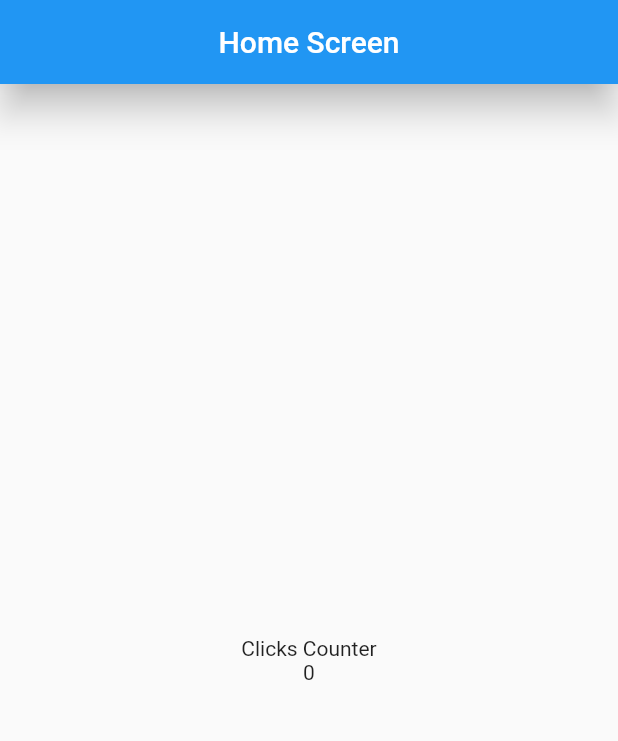
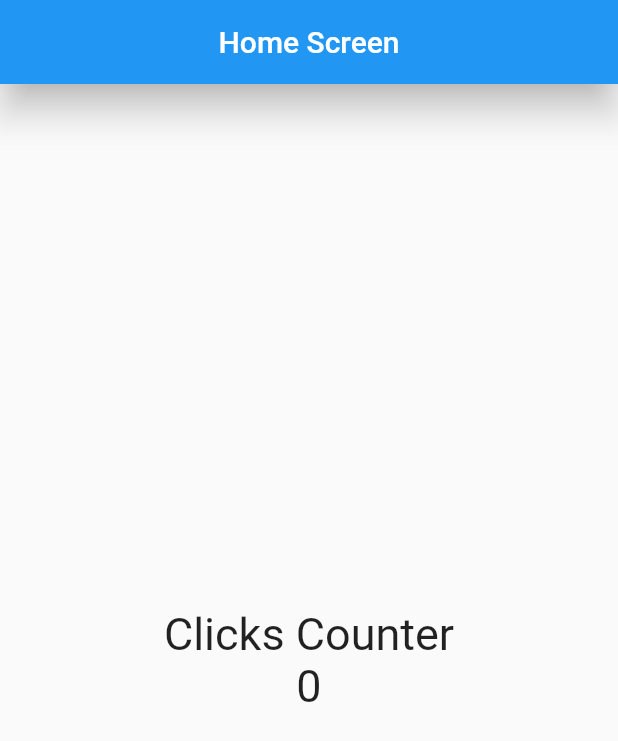
Before and after one commit to gilrg18/Flutter-Dart, a Flutter app: the screen it shows after launch, on a phone screen of 412 x 824 dp. Shown: the top 741 px of the screen. Run offline on Flutter 3.47's test engine with Material 2 defaults, Android fonts, the phone set to English and light mode, and no system bars.

Commit message:
Text Styles

```diff
--- a/counter_app/lib/screens/home_screen.dart
+++ b/counter_app/lib/screens/home_screen.dart
@@ -11,6 +11,7 @@ class HomeScreen extends StatelessWidget {
 
   @override
   Widget build(BuildContext context) {
+    const fontSize30 = TextStyle(fontSize: 30);
     //Solo estos widgets son reconocidos en este Build Context,
     //cualquier otro build context que este afuera no reconoce estos widgets
     return Scaffold(
@@ -26,8 +27,8 @@ class HomeScreen extends StatelessWidget {
           mainAxisAlignment: MainAxisAlignment.center,
           //crossAxisAlignment: CrossAxisAlignment.start,
           children: const <Widget>[
-            Text('Clicks Counter'),
-            Text('0'),
+            Text('Clicks Counter', style: fontSize30),
+            Text('0', style: fontSize30),
           ],
         ),
       ),
```
